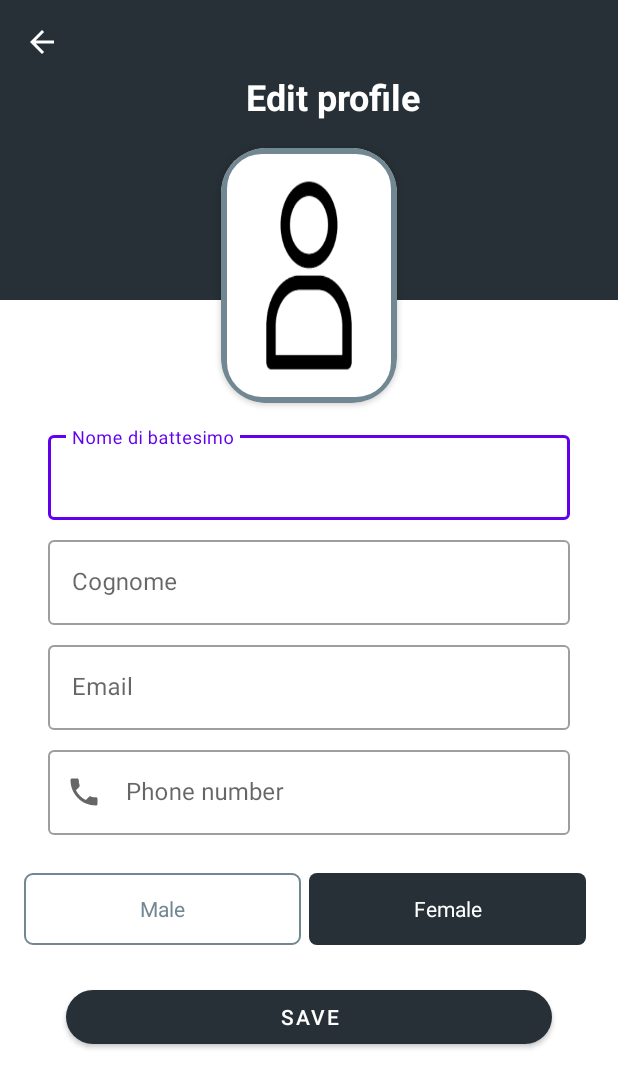
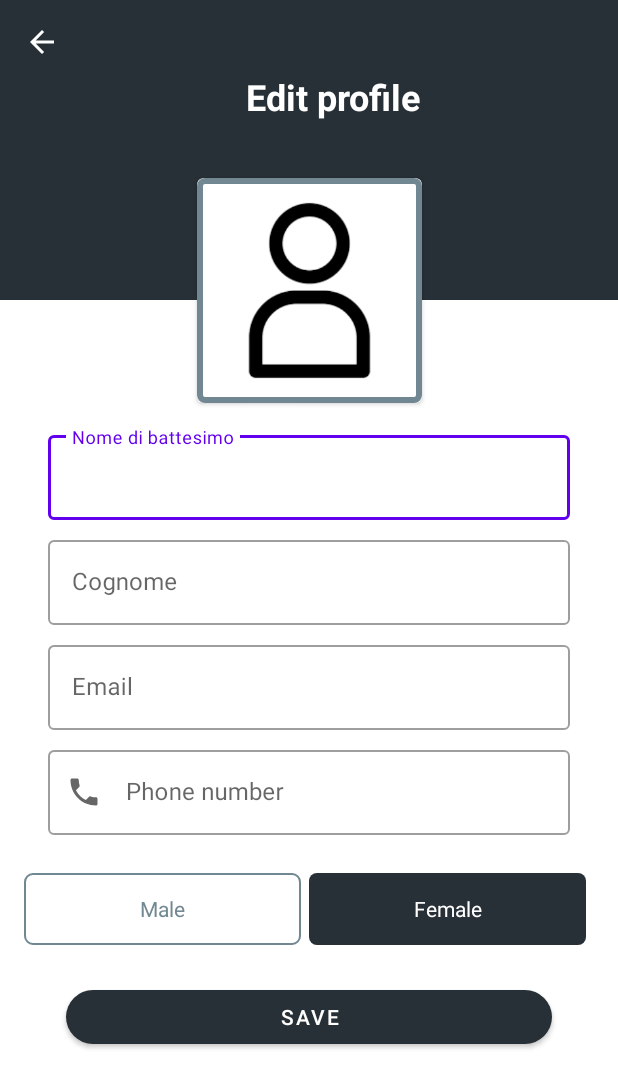
Before and after one commit to Enrique213-VP/Firebase_Store, an Android app: the UserProfileActivity screen opened directly, with no data from a screen before it, on a phone screen of 412 x 824 dp. Shown: the top 1088 px of the screen. Run offline under Robolectric (Android 15) with nearby library versions, the phone set to English and light mode, and no system bars; Roboto replaces fonts that are not available here; 8 statements that could not run were skipped.

Commit message:
Changes in the image profile and register

```diff
--- a/app/build.gradle
+++ b/app/build.gradle
@@ -75,4 +75,7 @@ dependencies {
     //Glide
     implementation 'com.github.bumptech.glide:glide:4.14.2'
     annotationProcessor 'com.github.bumptech.glide:compiler:4.14.2'
+
+    // Image
+    implementation 'de.hdodenhof:circleimageview:3.1.0'
 }
--- a/app/src/main/res/drawable/border_radius.xml
+++ b/app/src/main/res/drawable/border_radius.xml
@@ -5,6 +5,6 @@
     <stroke
         android:width="4dp"
         android:color="@color/colorPrimaryLight"/>
-    <corners android:radius="25dp"/>
+    <corners android:radius="3dp"/>
 
 </shape>
--- a/app/src/main/res/layout/activity_user_profile.xml
+++ b/app/src/main/res/layout/activity_user_profile.xml
@@ -45,12 +45,11 @@
 
             <androidx.cardview.widget.CardView
                 android:id="@+id/cardView"
-            android:layout_width="117dp"
-            android:layout_height="170dp"
-
+                android:layout_width="150dp"
+                android:layout_height="150dp"
                 android:layout_marginBottom="16dp"
                 android:clipToPadding="true"
-            app:cardCornerRadius="30dp"
+                app:cardCornerRadius="4dp"
                 app:layout_constraintBottom_toTopOf="@+id/guideline2"
                 app:layout_constraintEnd_toEndOf="parent"
                 app:layout_constraintStart_toStartOf="parent">
@@ -59,18 +58,20 @@
                     android:id="@+id/imageUser"
                     android:layout_width="match_parent"
                     android:layout_height="match_parent"
-                android:layout_margin="8dp"
+                    android:layout_margin="3dp"
                     android:background="@color/colorPrimaryLight"
                     android:scaleType="fitXY"
                     android:src="@drawable/ic_user_background"
-                tools:src="@drawable/ic_phone"/>
+                    tools:src="@drawable/ic_launcher_background"/>
 
                 <View
-                android:layout_width="117dp"
+                    android:layout_width="150dp"
                     android:layout_height="match_parent"
                     android:background="@drawable/border_radius" />
 
             </androidx.cardview.widget.CardView>
+
+
 
         <androidx.constraintlayout.widget.Guideline
             android:id="@+id/guideline2"
@@ -217,7 +218,12 @@
             app:layout_constraintStart_toStartOf="parent"
             app:layout_constraintTop_toBottomOf="@+id/radioGroupGender" />
 
+        <androidx.constraintlayout.widget.Guideline
+            android:id="@+id/guideline3"
+            android:layout_width="wrap_content"
+            android:layout_height="wrap_content"
+            android:orientation="vertical"
+            app:layout_constraintGuide_begin="311dp" />
 
     </androidx.constraintlayout.widget.ConstraintLayout>
-
 </ScrollView>
```
Lines whose indentation alone changed are shown as unchanged.
